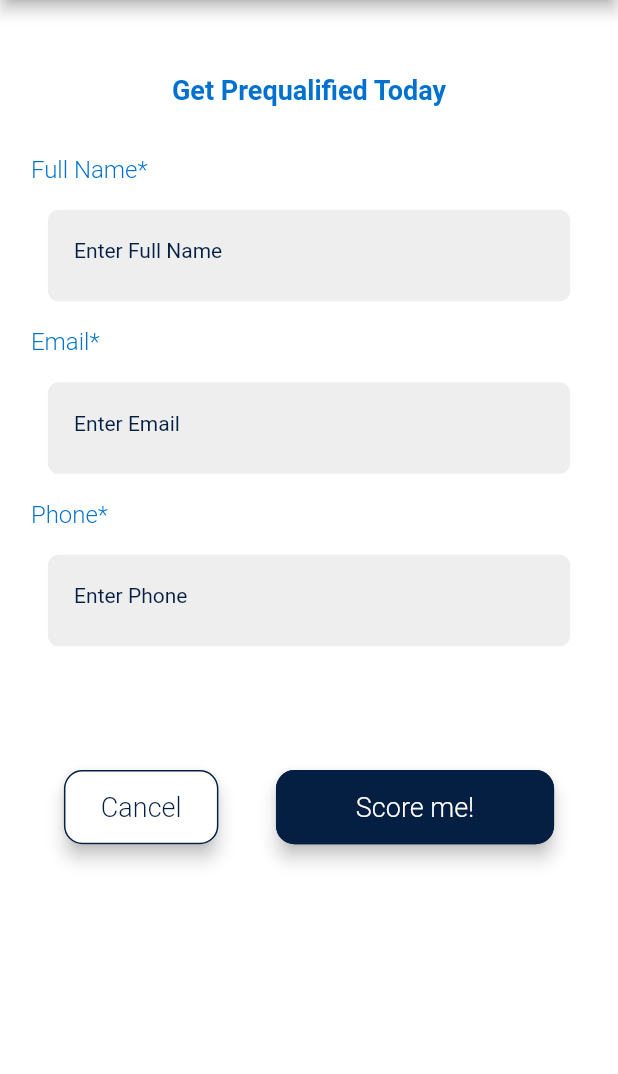
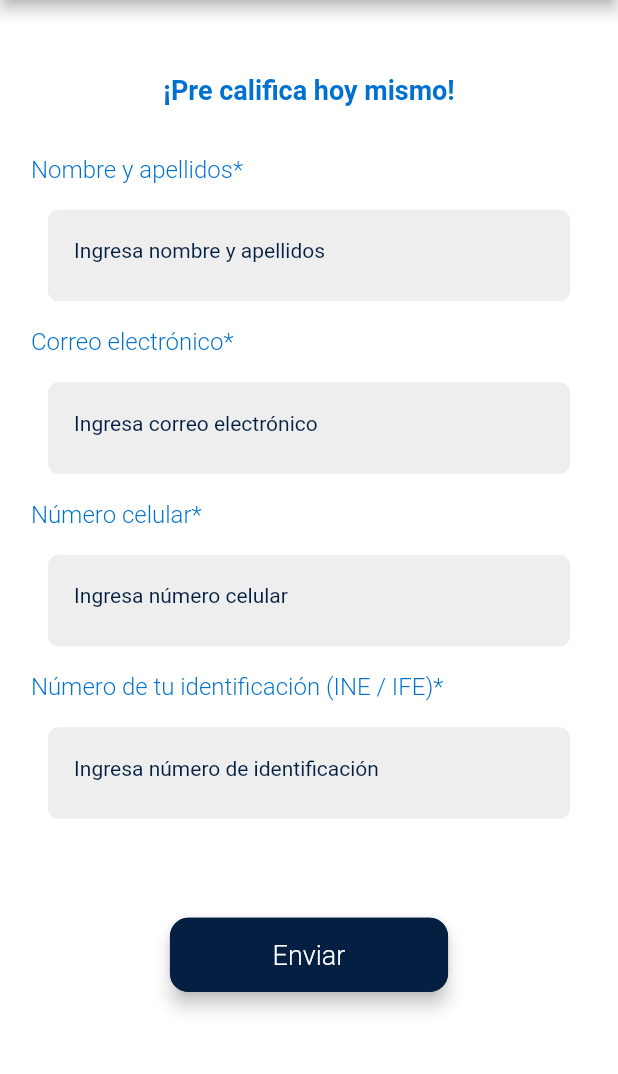
Before and after one commit to alexander-madhouse/Recommender_Demo, a Flutter app: the screen it shows after launch, on a phone screen of 412 x 824 dp, the part 135-1209 px from its top. Run offline on Flutter 3.47's test engine with Material 2 defaults, Android fonts, the phone set to English and light mode, and no system bars; our stand-ins replace animated_splash_screen, another_flushbar, email_validator, flutter_easyloading, google_fonts, shared_preferences.

Commit message:
Spanish translation

```diff
--- a/lib/main.dart
+++ b/lib/main.dart
@@ -83,9 +83,9 @@ class MyHomePage extends StatefulWidget {
 class _MyHomePageState extends State<MyHomePage> {
   String dataShared = "No Data";
   bool isLoading = false;
-  TextEditingController controller = TextEditingController();
+  TextEditingController fullName = TextEditingController();
   TextEditingController email = TextEditingController();
-  TextEditingController offerCode = TextEditingController();
+  TextEditingController govId = TextEditingController();
   TextEditingController mobileNo = TextEditingController();
   var width, height;
   GlobalKey<FormState> formKey = new GlobalKey<FormState>();
@@ -120,7 +120,7 @@ class _MyHomePageState extends State<MyHomePage> {
                           mainAxisAlignment: MainAxisAlignment.center,
                           children: [
                             Text(
-                              "Get Prequalified Today",
+                              "¡Pre califica hoy mismo!",
                               style: headingStyle.copyWith(
                                   fontSize: 18,
                                   fontWeight: FontWeight.bold,
@@ -131,18 +131,18 @@ class _MyHomePageState extends State<MyHomePage> {
                         SizedBox(
                           height: height * .04,
                         ),
-                        heading("Full Name"),
+                        heading("Nombre y apellidos"),
                         Row(
                           mainAxisAlignment: MainAxisAlignment.center,
                           children: [
                             CustomTextField(
                               // controller: pass,
-                              pass: false, controller: controller,
+                              pass: false, controller: fullName,
                               width: width * .85,
                               validator: (String value) => value.isEmpty
                                   ? "Please enter Full Name"
                                   : null,
-                              title: "Enter Full Name",
+                              title: "Ingresa nombre y apellidos",
                               number: false,
                               keyboardTypenumeric: false,
                               height: height * 06,
@@ -152,7 +152,7 @@ class _MyHomePageState extends State<MyHomePage> {
                         SizedBox(
                           height: height * .02,
                         ),
-                        heading("Email"),
+                        heading("Correo electrónico"),
                         Row(
                           mainAxisAlignment: MainAxisAlignment.center,
                           children: [
@@ -162,7 +162,7 @@ class _MyHomePageState extends State<MyHomePage> {
                               width: width * .85,
                               validator: (String value) =>
                                   value.isEmpty ? "Please enter Email" : null,
-                              title: "Enter Email",
+                              title: "Ingresa correo electrónico",
                               number: false,
                               keyboardTypenumeric: false,
                               height: height * 06,
@@ -172,7 +172,7 @@ class _MyHomePageState extends State<MyHomePage> {
                         SizedBox(
                           height: height * .02,
                         ),
-                        heading("Phone"),
+                        heading("Número celular"),
                         Row(
                           mainAxisAlignment: MainAxisAlignment.center,
                           children: [
@@ -182,7 +182,7 @@ class _MyHomePageState extends State<MyHomePage> {
                               controller: mobileNo,
 
                               width: width * .85,
-                              title: "Enter Phone",
+                              title: "Ingresa número celular",
                               validator: () {
                                 return null;
                               },
@@ -195,24 +195,23 @@ class _MyHomePageState extends State<MyHomePage> {
                         SizedBox(
                           height: height * .02,
                         ),
-                        /*heading("Offer Code"),*/
-                        /*Row(
+                        heading("Número de tu identificación (INE / IFE)"),
+                        Row(
                           mainAxisAlignment: MainAxisAlignment.center,
                           children: [
                             CustomTextField(
-                              controller: offerCode,
+                              controller: govId,
                               pass: false,
                               width: width * .85,
-                              validator: (String value) => value.isEmpty
-                                  ? "Please enter Offer Code"
-                                  : null,
-                              title: "Enter Offer Code",
+                              validator: (String value) =>
+                                  value.isEmpty ? "Please enter Gov ID" : null,
+                              title: "Ingresa número de identificación",
                               number: false,
                               keyboardTypenumeric: false,
                               height: height * 06,
                             ),
                           ],
-                        ),*/
+                        ),
                         SizedBox(
                           height: height * .02,
                         ),
@@ -241,27 +240,52 @@ class _MyHomePageState extends State<MyHomePage> {
                           mainAxisAlignment: MainAxisAlignment.spaceEvenly,
                           children: [
                             GestureDetector(
-                              onTap: () {
-                                // EasyLoading.show();
-                              },
-                              child: CustomButton(
-                                width: width * .25,
-                                height: height * .06,
-                                color: Colors.white,
-                                title: "Cancel",
-                                textColor: walmartBlueInkColor,
-                              ),
-                            ),
-                            GestureDetector(
                               onTap: () async {
                                 // await platform
                                 //     .invokeMethod("getSharedText");
+                                if (fullName.text.isEmpty) {
+                                  Flushbar(
+                                    message: "Se requiere nombre y appelidos.",
+                                    flushbarPosition: FlushbarPosition.TOP,
+                                    duration: Duration(seconds: 3),
+                                    leftBarIndicatorColor: walmartBlueInkColor,
+                                    onTap: (value) {
+                                      // navigatorKey.currentState.push(MaterialPageRoute(
+                                      //   builder: (_) => PendingOrderTracking(),
 
-                                if (controller.text.isEmpty ||
-                                    email.text.isEmpty ||
-                                    mobileNo.text.isEmpty) {
+                                      // ));
+                                    },
+                                  )..show(context);
+                                } else if (email.text.isEmpty) {
                                   Flushbar(
-                                    message: "Please Enter Required Fields!",
+                                    message: "Se requiere correo electrónico.",
+                                    flushbarPosition: FlushbarPosition.TOP,
+                                    duration: Duration(seconds: 3),
+                                    leftBarIndicatorColor: walmartBlueInkColor,
+                                    onTap: (value) {
+                                      // navigatorKey.currentState.push(MaterialPageRoute(
+                                      //   builder: (_) => PendingOrderTracking(),
+
+                                      // ));
+                                    },
+                                  )..show(context);
+                                } else if (mobileNo.text.isEmpty) {
+                                  Flushbar(
+                                    message: "Se requiere número celular.",
+                                    flushbarPosition: FlushbarPosition.TOP,
+                                    duration: Duration(seconds: 3),
+                                    leftBarIndicatorColor: walmartBlueInkColor,
+                                    onTap: (value) {
+                                      // navigatorKey.currentState.push(MaterialPageRoute(
+                                      //   builder: (_) => PendingOrderTracking(),
+
+                                      // ));
+                                    },
+                                  )..show(context);
+                                } else if (govId.text.isEmpty) {
+                                  Flushbar(
+                                    message:
+                                        "Se requiere número de identificación.",
                                     flushbarPosition: FlushbarPosition.TOP,
                                     duration: Duration(seconds: 3),
                                     leftBarIndicatorColor: walmartBlueInkColor,
@@ -308,7 +332,7 @@ class _MyHomePageState extends State<MyHomePage> {
                                 width: width * .45,
                                 height: height * .06,
                                 color: walmartBlueInkColor,
-                                title: "Score me!",
+                                title: "Enviar",
                                 textColor: walmartWhiteColor,
                               ),
                             ),
```
